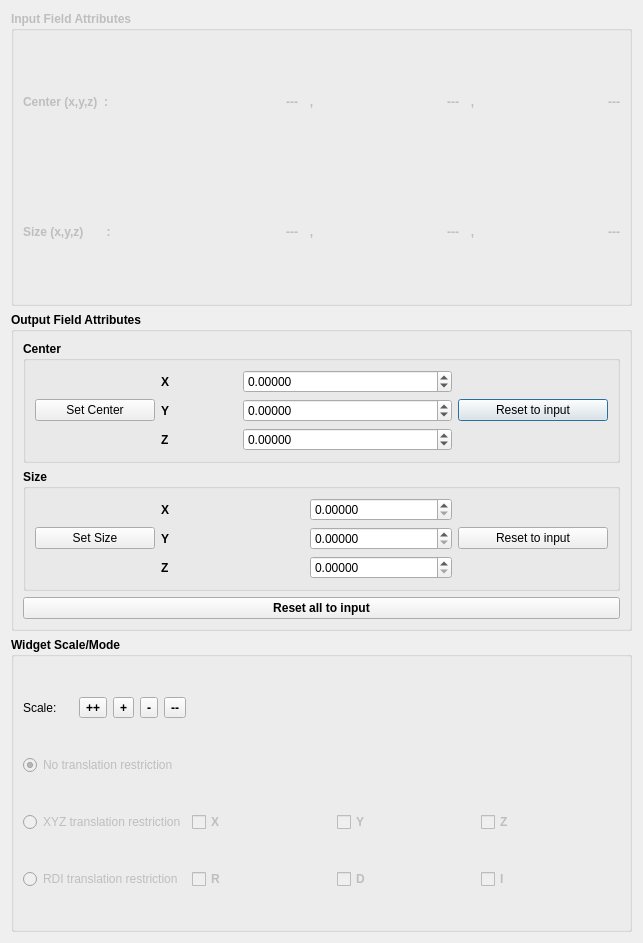
Before: the Qt Designer form src/Interface/Modules/Fields/EditMeshBoundingBox.ui in SCIInstitute/SCIRun, drawn with Qt 5.
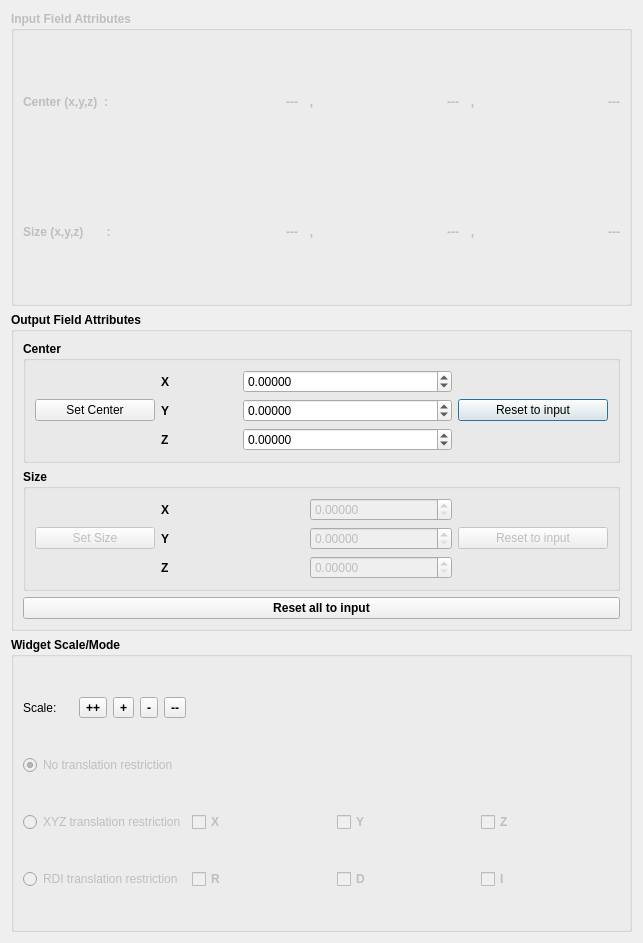
After: the same form once the commit is applied.

Commit message: Disabled size spin boxes. Output center updates on widget movement

Diff of the .ui file:
```diff
--- a/src/Interface/Modules/Fields/EditMeshBoundingBox.ui
+++ b/src/Interface/Modules/Fields/EditMeshBoundingBox.ui
@@ -426,6 +426,9 @@
         <layout class="QGridLayout" name="gridLayout_2">
          <item row="0" column="3">
           <widget class="QDoubleSpinBox" name="outputSizeXSpinBox_">
+           <property name="enabled">
+            <bool>false</bool>
+           </property>
            <property name="font">
             <font>
              <weight>50</weight>
@@ -442,6 +445,9 @@
          </item>
          <item row="1" column="3">
           <widget class="QDoubleSpinBox" name="outputSizeYSpinBox_">
+           <property name="enabled">
+            <bool>false</bool>
+           </property>
            <property name="font">
             <font>
              <weight>50</weight>
@@ -458,6 +464,9 @@
          </item>
          <item row="2" column="3">
           <widget class="QDoubleSpinBox" name="outputSizeZSpinBox_">
+           <property name="enabled">
+            <bool>false</bool>
+           </property>
            <property name="font">
             <font>
              <weight>50</weight>
@@ -475,7 +484,7 @@
          <item row="1" column="0">
           <widget class="QPushButton" name="setSizePushButton_">
            <property name="enabled">
-            <bool>true</bool>
+            <bool>false</bool>
            </property>
            <property name="minimumSize">
             <size>
@@ -502,6 +511,9 @@
          </item>
          <item row="1" column="4">
           <widget class="QPushButton" name="resetSizePushButton_">
+           <property name="enabled">
+            <bool>false</bool>
+           </property>
            <property name="minimumSize">
             <size>
              <width>150</width>
```
The commit also changes 5 other files.
